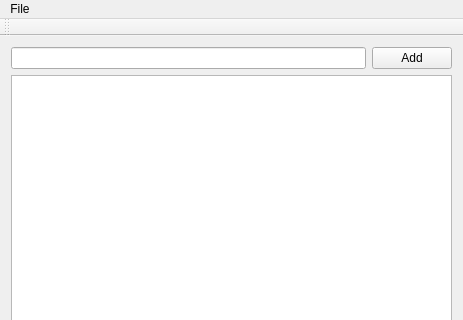
The window that Test01/mainwindow.ui (essalguero/Debugging_Qt) describes before a commit, drawn with Qt 5; both pictures show x 0 to 463 and y 0 to 320 of the 463 by 476 pixel window.
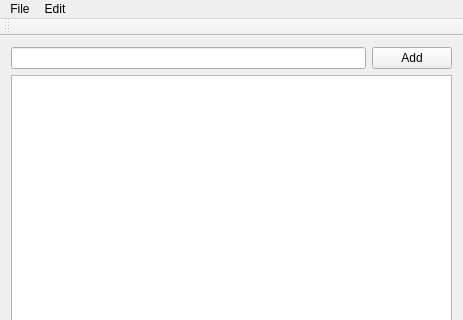
The same window after the commit.

```diff
--- a/Test01/mainwindow.ui
+++ b/Test01/mainwindow.ui
@@ -89,7 +89,15 @@
     </property>
     <addaction name="actionQuit"/>
    </widget>
+   <widget class="QMenu" name="menuEdit">
+    <property name="title">
+     <string>Edit</string>
+    </property>
+    <addaction name="actionUndo"/>
+    <addaction name="actionRedo"/>
+   </widget>
    <addaction name="menuQuit"/>
+   <addaction name="menuEdit"/>
   </widget>
   <widget class="QToolBar" name="mainToolBar">
    <attribute name="toolBarArea">
```
Left out of the diff: 28 changed lines with no effect on the pictures.
